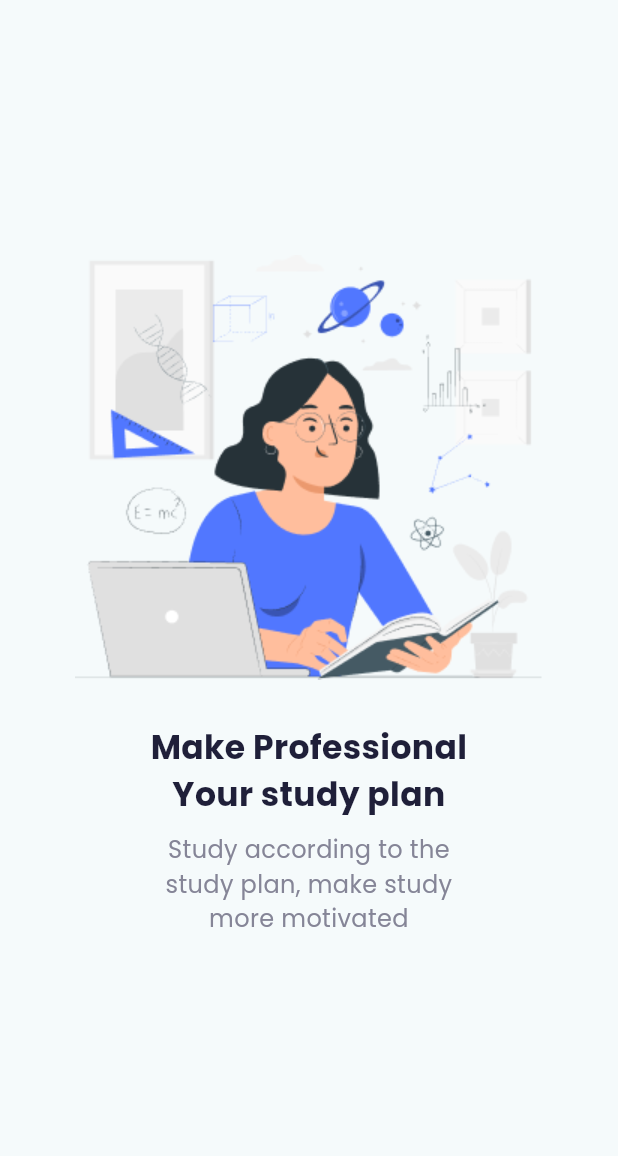
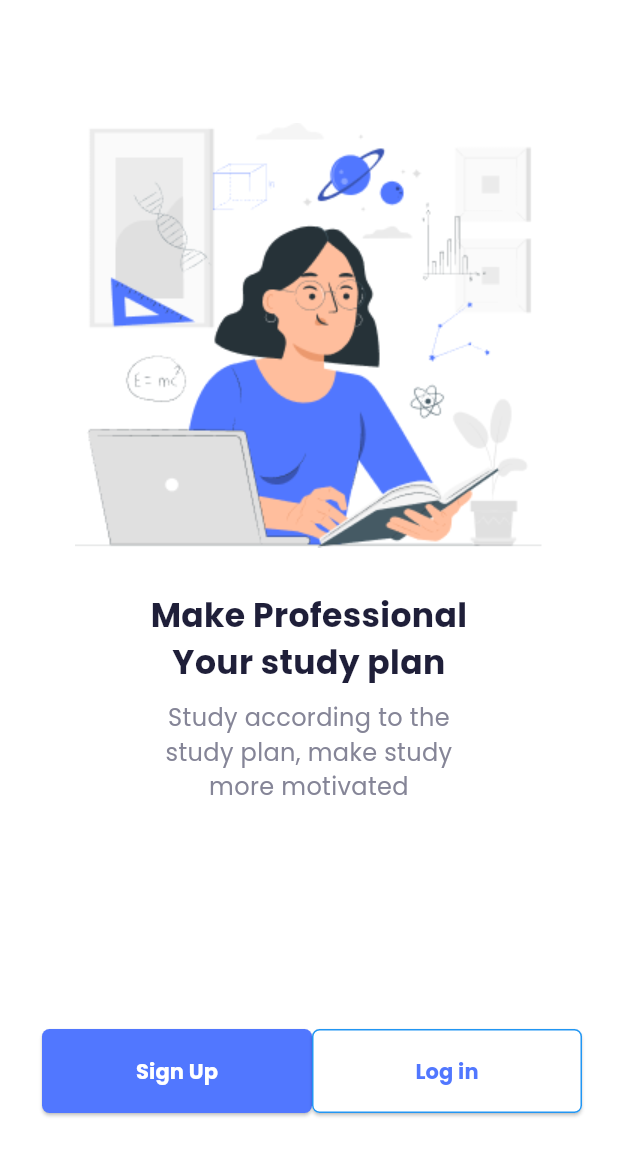
Before and after one commit to IamSAShuvo/classroom-app, a Flutter app: the screen it shows after launch, on a phone screen of 412 x 824 dp. Shown: the top 1156 px of the screen. Run offline on Flutter 3.47's test engine with Material 3 defaults, Android fonts, the phone set to English and light mode, and no system bars.

Commit message:
refactor: use customize button on this widget

```diff
--- a/lib/widgets/CutomButton/custom_button.dart
+++ /dev/null
@@ -1,13 +0,0 @@
-import 'package:flutter/material.dart';
-
-class CustomButton extends StatelessWidget {
-  const CustomButton({super.key});
-
-  @override
-  Widget build(BuildContext context) {
-    return ElevatedButton(
-      onPressed: () {},
-      child: const Text('something'),
-    );
-  }
-}
--- a/lib/widgets/HomeScreen/home_screen.dart
+++ b/lib/widgets/HomeScreen/home_screen.dart
@@ -1,3 +1,4 @@
+import 'package:classroom_app/widgets/CustomButton/custom_button.dart';
 import 'package:flutter/material.dart';
 
 class HomeScreen extends StatelessWidget {
@@ -6,7 +7,10 @@ class HomeScreen extends StatelessWidget {
   @override
   Widget build(BuildContext context) {
     return Scaffold(
-      body: Column(
+      backgroundColor: Colors.white,
+      body: Padding(
+        padding: const EdgeInsets.all(28.0),
+        child: Column(
           mainAxisAlignment: MainAxisAlignment.center,
           crossAxisAlignment: CrossAxisAlignment.center,
           children: [
@@ -41,9 +45,26 @@ class HomeScreen extends StatelessWidget {
               ),
             ),
             const SizedBox(
-            height: 30,
+              height: 150,
+            ),
+            const Row(
+              mainAxisAlignment: MainAxisAlignment.spaceBetween,
+              children: [
+                CustomButton(
+                  buttonText: 'Sign Up',
+                  buttonBgColor: Color(0xFF5177FF),
+                  buttonTextColor: Colors.white,
+                ),
+                CustomButton(
+                  buttonText: 'Log in',
+                  buttonBgColor: Colors.white,
+                  buttonTextColor: Color(0xFF5177FF),
+                  buttonBorderColor: Colors.blue,
                 ),
               ],
+            )
+          ],
+        ),
       ),
     );
   }
```
Lines whose indentation alone changed are shown as unchanged.
